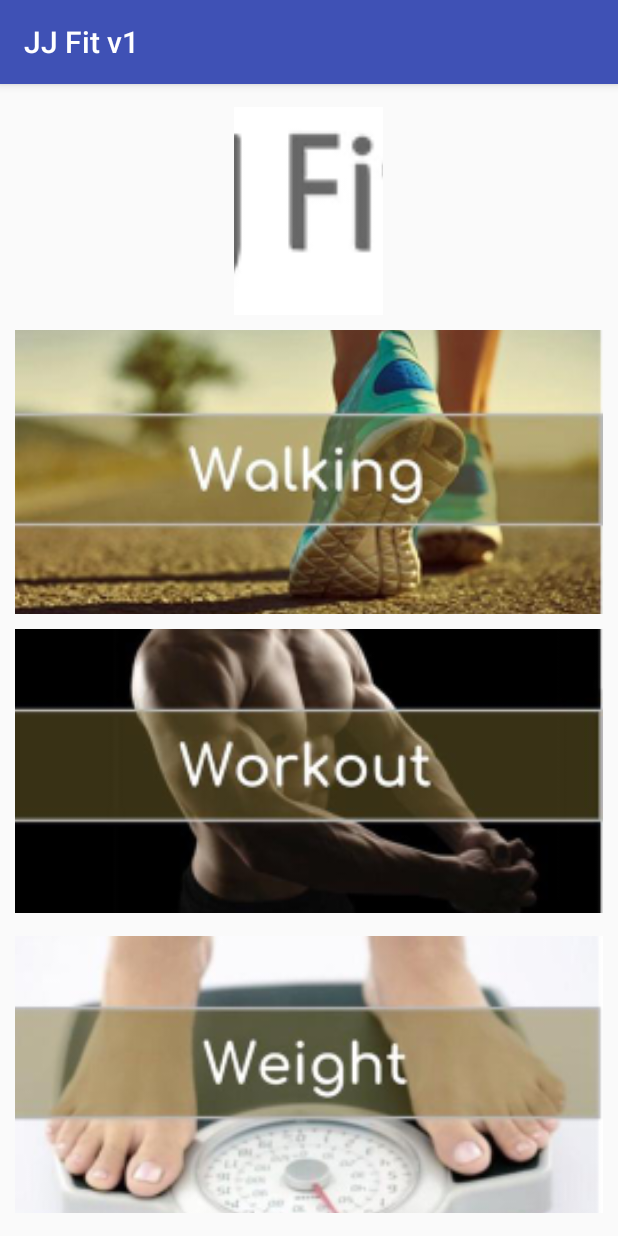
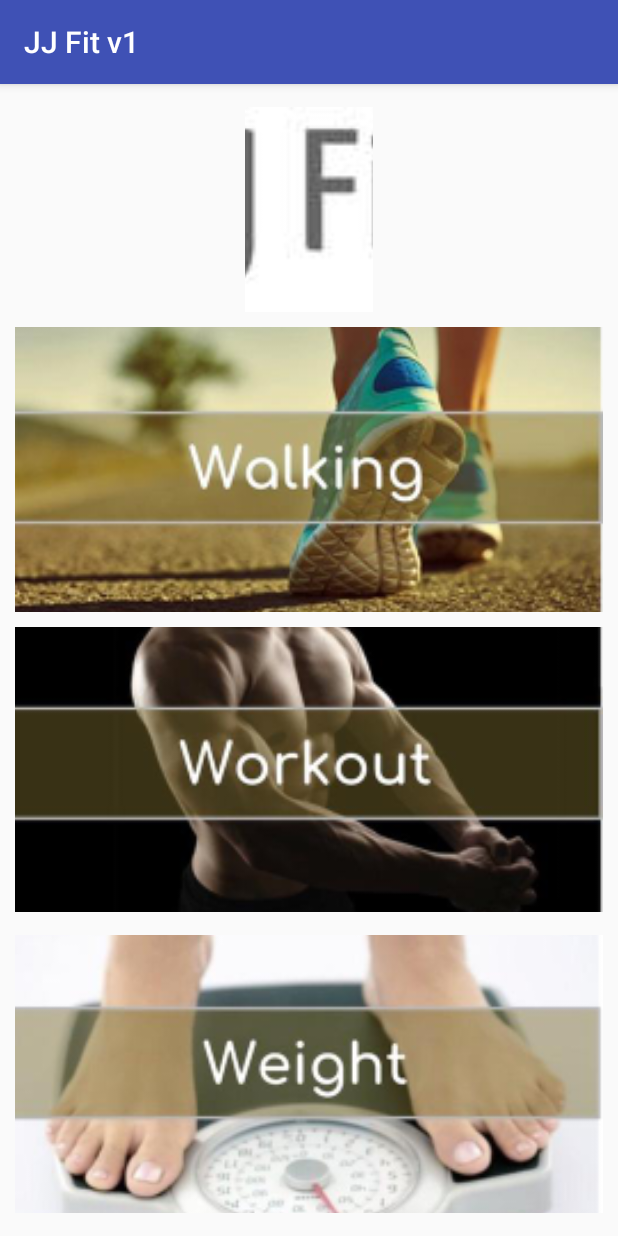
Before and after one commit to JJ-Team/JJFit, an Android app: the screen it shows after launch (MainActivity), on a phone screen of 412 x 824 dp. Run offline under Robolectric (Android 15) with nearby library versions, the phone set to English and light mode, and no system bars.

Commit message:
Change Mainpage logo to jjfit

```diff
--- a/app/src/main/res/layout/activity_main.xml
+++ b/app/src/main/res/layout/activity_main.xml
@@ -33,7 +33,7 @@
             android:paddingBottom="0dp"
             android:paddingTop="0dp"
             android:scaleType="centerCrop"
-            app:srcCompat="@drawable/jfitlogo"/>
+            app:srcCompat="@drawable/logo2"/>
 
         <ImageButton
             android:id="@+id/btnWalking"
```
Also changed, not shown: app/src/main/res/drawable-hdpi/logo2.jpg (added), app/src/main/res/drawable-ldpi/logo2.jpg (added), app/src/main/res/drawable-mdpi/logo2.jpg (added), app/src/main/res/drawable-xhdpi/logo2.jpg (added), app/src/main/res/drawable-xxhdpi/logo2.jpg (added), app/src/main/res/drawable-xxxhdpi/logo2.jpg (added).
